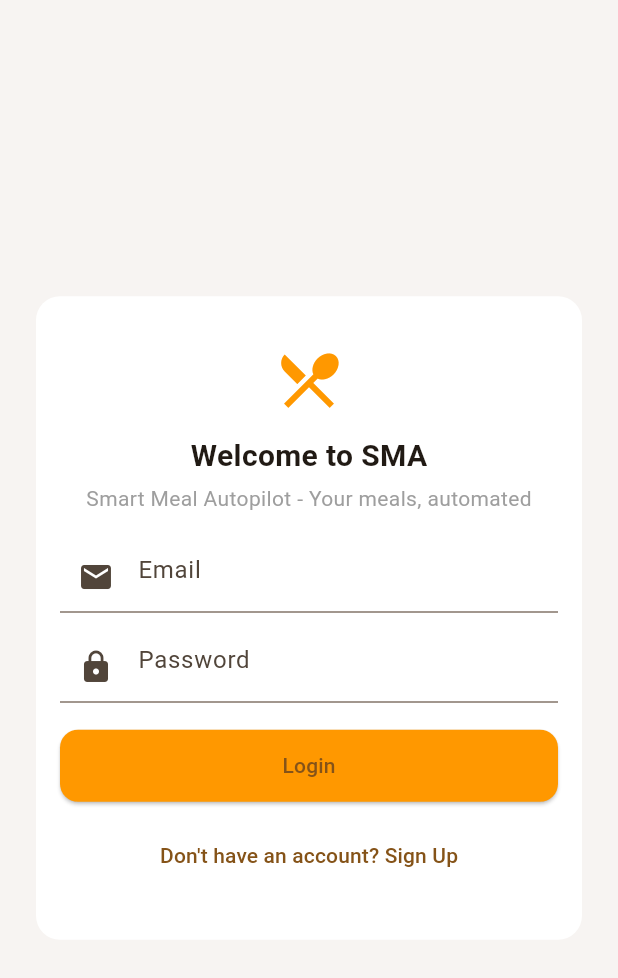
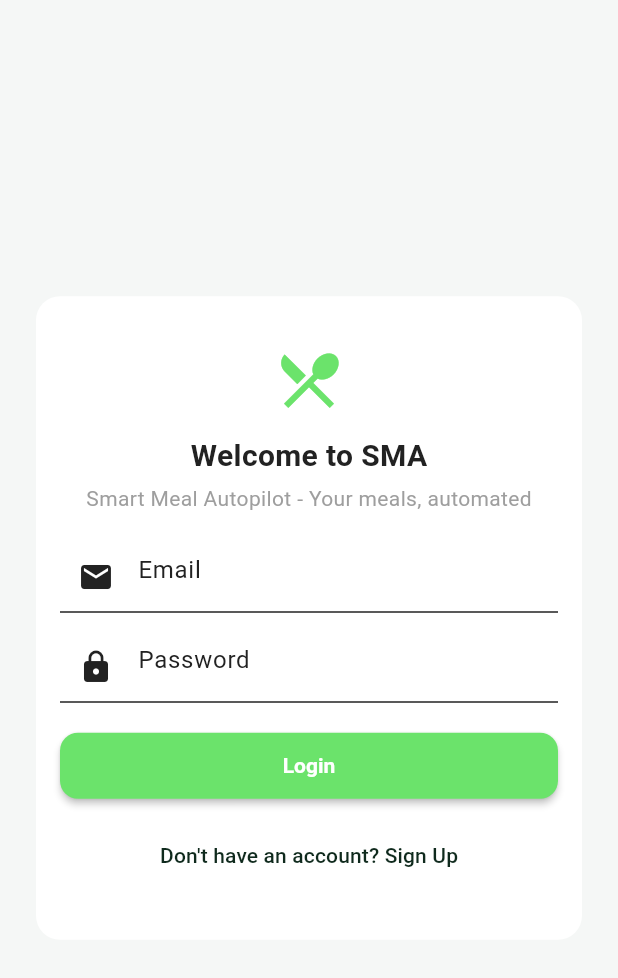
Before and after one commit to Reranko05/SEPM_SMA, a Flutter app: the screen it shows after launch, on a phone screen of 412 x 824 dp. Shown: the top 978 px of the screen. Run offline on Flutter 3.47's test engine with Material 3 defaults, Android fonts, the phone set to English and light mode, and no system bars; our stand-ins replace flutter_local_notifications, shared_preferences, timezone; missing offline and left inert: android_alarm_manager_plus, android_intent_plus; accounts and stored records are empty.

Commit message:
Updated UI Colour

```diff
--- a/frontend/lib/main.dart
+++ b/frontend/lib/main.dart
@@ -54,8 +54,61 @@ class MyApp extends StatelessWidget {
       child: MaterialApp(
         title: 'Smart Meal Autopilot',
         theme: ThemeData(
-          colorScheme: ColorScheme.fromSeed(seedColor: Colors.orange),
           useMaterial3: true,
+          // Color system (organic green palette)
+          colorScheme: const ColorScheme(
+            brightness: Brightness.light,
+            primary: Color(0xFF0F2A1D), // deep green
+            onPrimary: Colors.white,
+            secondary: Color(0xFF6BE36B), // fresh green accent
+            onSecondary: Colors.white,
+            error: Colors.red,
+            onError: Colors.white,
+            background: Color(0xFFF5F7F6), // light neutral
+            onBackground: Color(0xFF222222),
+            surface: Colors.white, // card color
+            onSurface: Color(0xFF222222),
+          ),
+          primaryColor: const Color(0xFF0F2A1D),
+          scaffoldBackgroundColor: const Color(0xFFF5F7F6),
+          cardColor: Colors.white,
+          // Card theme: rounded, soft shadow
+          cardTheme: CardThemeData(
+            color: Colors.white,
+            elevation: 2,
+            shape: RoundedRectangleBorder(borderRadius: BorderRadius.circular(14)),
+            margin: const EdgeInsets.symmetric(vertical: 6, horizontal: 0),
+          ),
+          // Elevated buttons: fresh green filled buttons
+          elevatedButtonTheme: ElevatedButtonThemeData(
+            style: ElevatedButton.styleFrom(
+              backgroundColor: const Color(0xFF6BE36B),
+              foregroundColor: Colors.white,
+              elevation: 2,
+              padding: const EdgeInsets.symmetric(vertical: 14, horizontal: 16),
+              shape: RoundedRectangleBorder(borderRadius: BorderRadius.circular(12)),
+              textStyle: const TextStyle(fontWeight: FontWeight.w600),
+            ),
+          ),
+          // Outlined buttons: soft border using secondary tint
+          outlinedButtonTheme: OutlinedButtonThemeData(
+            style: OutlinedButton.styleFrom(
+              side: BorderSide(color: const Color(0xFF1F4D2E).withOpacity(0.12)),
+              shape: RoundedRectangleBorder(borderRadius: BorderRadius.circular(10)),
+              padding: const EdgeInsets.symmetric(vertical: 12, horizontal: 14),
+              foregroundColor: const Color(0xFF0F2A1D),
+            ),
+          ),
+          // Switch theme: green accent when active
+          switchTheme: SwitchThemeData(
+            thumbColor: MaterialStateProperty.resolveWith((states) => const Color(0xFF6BE36B)),
+            trackColor: MaterialStateProperty.resolveWith((states) => states.contains(MaterialState.selected) ? const Color(0xFF6BE36B).withOpacity(0.4) : Colors.grey.shade400),
+          ),
+          // Text theme basic tweaks
+          textTheme: const TextTheme(
+            titleMedium: TextStyle(fontSize: 16, fontWeight: FontWeight.w600, color: Color(0xFF222222)),
+            bodyMedium: TextStyle(color: Color(0xFF222222)),
+          ),
         ),
         home: const RootShell(),
         routes: {
@@ -192,7 +245,7 @@ class _RootShellState extends State<RootShell> with WidgetsBindingObserver {
       bottomNavigationBar: Consumer<CartProvider>(builder: (_, cart, __) {
         return BottomNavigationBar(
           currentIndex: _index,
-          selectedItemColor: Colors.orange.shade700,
+          selectedItemColor: Theme.of(context).colorScheme.secondary,
           unselectedItemColor: Colors.grey,
           onTap: (i) {
             setState(() => _index = i);
--- a/frontend/lib/screens/auth_screen.dart
+++ b/frontend/lib/screens/auth_screen.dart
@@ -30,7 +30,7 @@ class _AuthScreenState extends State<AuthScreen> {
   Widget build(BuildContext context) {
     final auth = Provider.of<AuthProvider>(context);
     return Scaffold(
-      backgroundColor: const Color(0xFFF7F4F2),
+      backgroundColor: Theme.of(context).scaffoldBackgroundColor,
       body: SafeArea(
         child: Center(
           child: SingleChildScrollView(
@@ -38,9 +38,9 @@ class _AuthScreenState extends State<AuthScreen> {
             child: Column(children: [
               Container(
                 padding: const EdgeInsets.symmetric(vertical: 32),
-                decoration: BoxDecoration(color: Colors.white, borderRadius: BorderRadius.circular(16)),
+                decoration: BoxDecoration(color: Theme.of(context).cardColor, borderRadius: BorderRadius.circular(16)),
                 child: Column(children: [
-                  const Icon(Icons.restaurant_menu, size: 48, color: Colors.orange),
+                  Icon(Icons.restaurant_menu, size: 48, color: Theme.of(context).colorScheme.secondary),
                   const SizedBox(height: 12),
                   const Text('Welcome to SMA', style: TextStyle(fontSize: 20, fontWeight: FontWeight.bold)),
                   const SizedBox(height: 4),
@@ -57,7 +57,7 @@ class _AuthScreenState extends State<AuthScreen> {
                         width: double.infinity,
                         child: ElevatedButton(
                           onPressed: auth.loading ? null : _submit,
-                          style: ElevatedButton.styleFrom(backgroundColor: Colors.orange, padding: const EdgeInsets.symmetric(vertical: 14), shape: RoundedRectangleBorder(borderRadius: BorderRadius.circular(12))),
+                          style: ElevatedButton.styleFrom(padding: const EdgeInsets.symmetric(vertical: 14), shape: RoundedRectangleBorder(borderRadius: BorderRadius.circular(12))),
                           child: auth.loading ? const SizedBox(width: 18, height: 18, child: CircularProgressIndicator(color: Colors.white, strokeWidth: 2)) : Text(isLogin ? 'Login' : 'Create Account'),
                         ),
                       ),
--- a/frontend/lib/screens/home_screen.dart
+++ b/frontend/lib/screens/home_screen.dart
@@ -29,10 +29,10 @@ class HomeScreen extends StatelessWidget {
         child: Column(children: [
           Container(
             padding: const EdgeInsets.all(12),
-            decoration: BoxDecoration(color: const Color(0xFFFFF2EE), borderRadius: BorderRadius.circular(12)),
+            decoration: BoxDecoration(color: Theme.of(context).colorScheme.secondary.withOpacity(0.08), borderRadius: BorderRadius.circular(12)),
             child: Row(mainAxisAlignment: MainAxisAlignment.spaceBetween, children: [
               Column(crossAxisAlignment: CrossAxisAlignment.start, children: const [Text('Deliver to', style: TextStyle(color: Colors.grey)), Text('Connaught Place', style: TextStyle(fontWeight: FontWeight.bold))]),
-              TextButton(onPressed: () {}, child: const Text('Manage', style: TextStyle(color: Colors.orange)))
+              TextButton(onPressed: () {}, child: Text('Manage', style: TextStyle(color: Theme.of(context).colorScheme.secondary)))
             ]),
           ),
           const SizedBox(height: 12),
@@ -52,7 +52,7 @@ class HomeScreen extends StatelessWidget {
                       ListTile(
                         title: Text(r['name']!),
                         subtitle: Text('${r['cuisine']} • 30-45 min • ₹300 for two'),
-                        trailing: Container(padding: const EdgeInsets.symmetric(horizontal: 8, vertical: 4), decoration: BoxDecoration(color: Colors.orange.shade100, borderRadius: BorderRadius.circular(8)), child: Text(r['rating']!, style: const TextStyle(color: Colors.orange))),
+                        trailing: Container(padding: const EdgeInsets.symmetric(horizontal: 8, vertical: 4), decoration: BoxDecoration(color: Theme.of(context).colorScheme.secondary.withOpacity(0.12), borderRadius: BorderRadius.circular(8)), child: Text(r['rating']!, style: TextStyle(color: Theme.of(context).colorScheme.secondary))),
                       )
                     ]),
                   ),
--- a/frontend/lib/screens/preferences_screen.dart
+++ b/frontend/lib/screens/preferences_screen.dart
@@ -226,7 +226,7 @@ class _PreferencesScreenState extends State<PreferencesScreen> {
     final prefsProvider = Provider.of<PreferencesProvider>(context);
     final enabled = prefsProvider.smaActive;
     return Scaffold(
-      appBar: AppBar(title: const Text('Preferences')),
+      appBar: AppBar(title: const Text('Preferences'), backgroundColor: Theme.of(context).colorScheme.primary, foregroundColor: Theme.of(context).colorScheme.onPrimary, elevation: 0),
       body: Padding(
         padding: const EdgeInsets.all(16),
         child: SingleChildScrollView(
--- a/frontend/pubspec.yaml
+++ b/frontend/pubspec.yaml
@@ -22,3 +22,5 @@ dev_dependencies:
 
 flutter:
   uses-material-design: true
+  assets:
+    - assets/logo.png
```
Also changed, not shown: frontend/lib/screens/menu_screen.dart (+10 -9 lines), frontend/lib/screens/sma_dashboard.dart (+11 -12 lines), frontend/lib/widgets/recommendation_card.dart (+7 -5 lines), frontend/lib/widgets/rounded_button.dart (+20 -1 lines), frontend/assets/logo.png (added).
